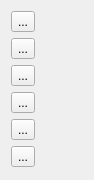
whisper512/ShrikeDxf-V0.1, file ShrikeDxf/CreateEntityWidget.ui: the form before one commit.
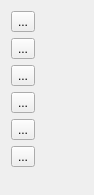
The form after the commit.

Commit message: 调整界面

The edit to the form file:
```diff
--- a/ShrikeDxf/CreateEntityWidget.ui
+++ b/ShrikeDxf/CreateEntityWidget.ui
@@ -7,12 +7,14 @@
     <x>0</x>
     <y>0</y>
     <width>94</width>
-    <height>180</height>
+    <height>195</height>
    </rect>
   </property>
   <property name="windowTitle">
    <string>CCreateEntityWidget</string>
   </property>
+  <layout class="QFormLayout" name="formLayout">
+   <item row="0" column="0">
   <layout class="QVBoxLayout" name="verticalLayout">
    <item>
     <widget class="QToolButton" name="toolButton_Mouse">
@@ -55,6 +57,21 @@
       <string>...</string>
      </property>
     </widget>
+     </item>
+    </layout>
+   </item>
+   <item row="1" column="0">
+    <spacer name="verticalSpacer">
+     <property name="orientation">
+      <enum>Qt::Orientation::Vertical</enum>
+     </property>
+     <property name="sizeHint" stdset="0">
+      <size>
+       <width>20</width>
+       <height>40</height>
+      </size>
+     </property>
+    </spacer>
    </item>
   </layout>
  </widget>
```
Lines whose indentation alone changed are shown as unchanged. The commit also changes 6 other files.
